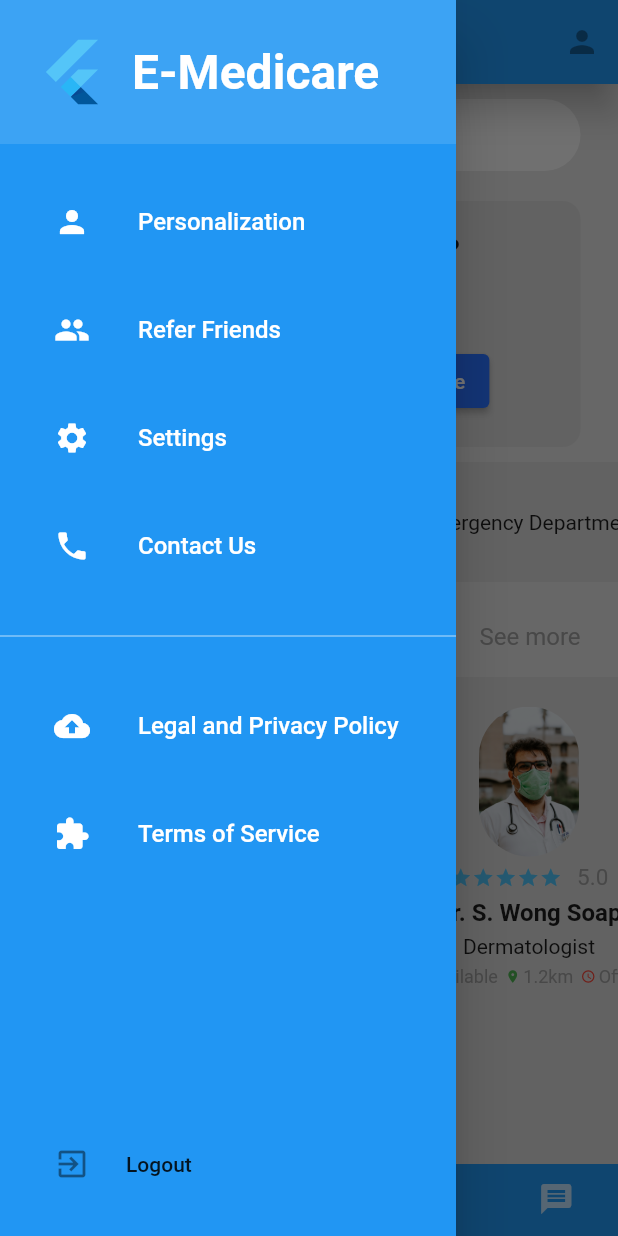
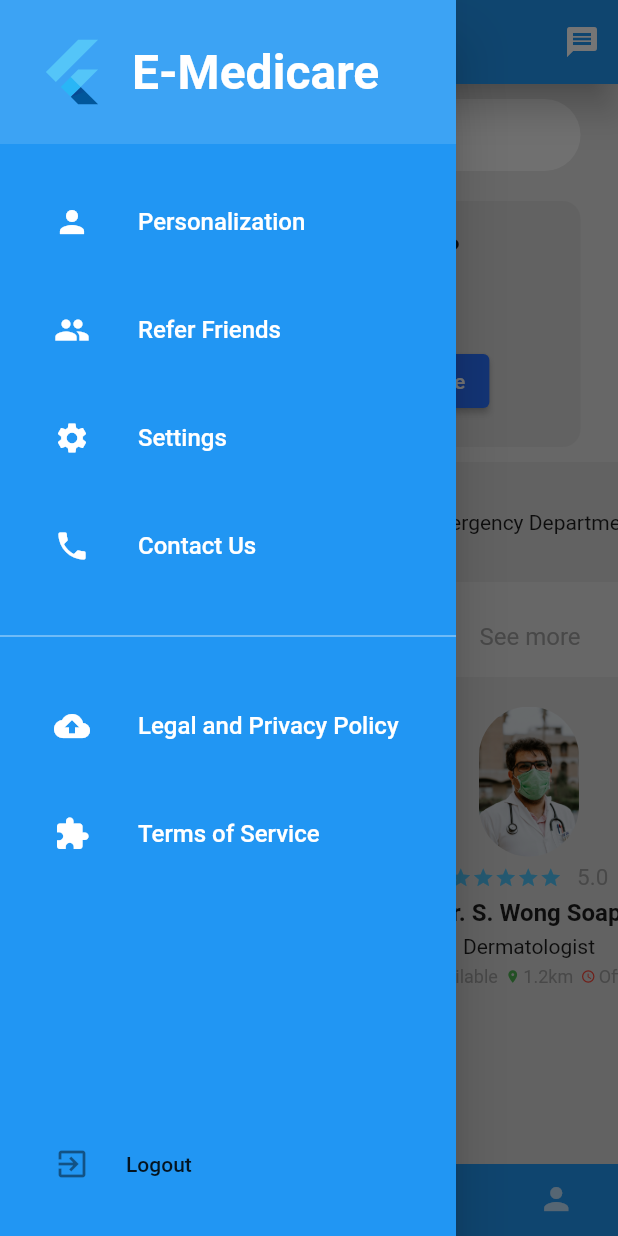
Before and after one commit to skzysty/emedicare, a Flutter app: the HomePage screen opened directly, in the side drawer, after a tap on "Take me there", on a phone screen of 412 x 824 dp. Run offline on Flutter 3.47's test engine with Material 2 defaults, Android fonts, the phone set to English and light mode, and no system bars; our stand-ins replace dropdown_button2.

Commit message:
homepage to message module

```diff
--- a/lib/main.dart
+++ b/lib/main.dart
@@ -18,7 +18,7 @@ class MyApp extends StatelessWidget {
   Widget build(BuildContext context) {
     return MaterialApp(
       debugShowCheckedModeBanner: false,
-      home: ChatHomePage(),
+      home: HomePage(),
     );
   }
 }
--- a/lib/pages/home_page.dart
+++ b/lib/pages/home_page.dart
@@ -1,4 +1,6 @@
+import 'package:emedicare/form.dart';
 import 'package:emedicare/login_page.dart';
+import 'package:emedicare/screens/chathomePage.dart';
 import 'package:emedicare/widget/navigation_drawer_widget.dart';
 import 'package:flutter/cupertino.dart';
 import 'package:flutter/material.dart';
@@ -16,6 +18,12 @@ class HomePage extends StatefulWidget {
 class _HomePageState extends State<HomePage>
     with SingleTickerProviderStateMixin {
   late TabController _controller;
+
+  int currentTab = 0;
+  final List<Widget> screens = [
+    ChatHomePage(),
+  ];
+
 
   void initState() {
     _controller = TabController(length: 5, vsync: this);
@@ -36,10 +44,18 @@ class _HomePageState extends State<HomePage>
           ),
           // leading: new Icon(Icons.menu),
           actions: <Widget>[
-            new IconButton(icon: new Icon(Icons.person), onPressed: (null)),
+            new IconButton(icon: new Icon(Icons.message),
+      onPressed: () {
+        Navigator.push(
+          context,
+          MaterialPageRoute(builder: (context) => ChatHomePage()),
+        );
+      }
+            ),
           ],
           elevation: 10.0,
         ),
+
         bottomNavigationBar: Material(
           color: Colors.blue,
           child: new TabBar(
@@ -58,11 +74,13 @@ class _HomePageState extends State<HomePage>
                 icon: new Icon(Icons.notifications),
               ),
               new Tab(
-                icon: new Icon(Icons.message),
+                icon: new Icon(Icons.person),
               ),
             ],
           ),
         ),
+
+
         backgroundColor: Colors.grey[300],
         body: SafeArea(
             child: Column(children: [
@@ -133,7 +151,7 @@ class _HomePageState extends State<HomePage>
                               onPressed: () => Navigator.push(
                                 context,
                                 MaterialPageRoute(
-                                  builder: (context) => LoginPage(),
+                                  builder: (context) => FormD(),
                                 ),
                               ),
                               style: TextButton.styleFrom(
```
Also changed, not shown: pubspec.lock.
